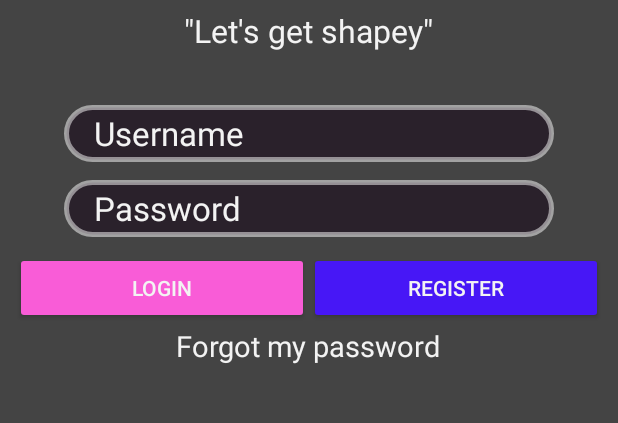
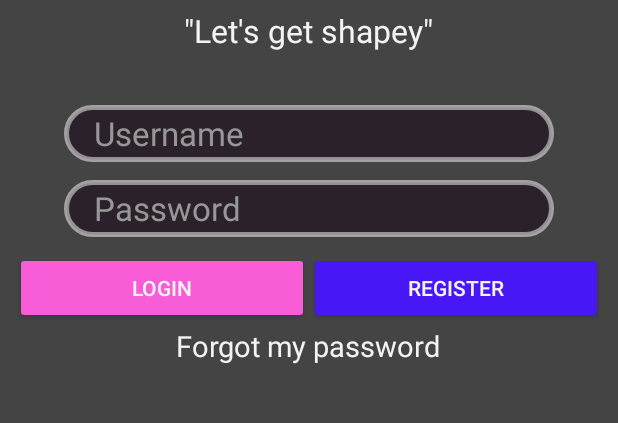
Before and after one commit to dinohossain/University, an Android app: the screen it shows after launch (WelcomeView), on a phone screen of 412 x 824 dp, the part 333-756 px from its top. Run offline under Robolectric (Android 15) with nearby library versions, the phone set to English and light mode, and no system bars.

Commit message:
fixed text edit

```diff
--- a/app/build.gradle
+++ b/app/build.gradle
@@ -22,7 +22,7 @@ dependencies {
     implementation fileTree(dir: 'libs', include: ['*.jar'])
     implementation 'com.android.support:appcompat-v7:28.0.0'
     implementation 'com.android.support.constraint:constraint-layout:1.1.3'
-    implementation 'com.android.support:cardview-v7:21.+'
+    implementation 'pl.droidsonroids.gif:android-gif-drawable:1.1.17'
     testImplementation 'junit:junit:4.12'
     androidTestImplementation 'com.android.support.test:runner:1.0.2'
     androidTestImplementation 'com.android.support.test.espresso:espresso-core:3.0.2'
--- a/app/src/main/res/layout/activity_welcome_view.xml
+++ b/app/src/main/res/layout/activity_welcome_view.xml
@@ -52,9 +52,10 @@
         android:ems="10"
         android:paddingLeft="20dp"
         android:hint="@string/username_hint"
-        android:textColorHint="@color/white"
+        android:textColorHint="@color/transparent_grey"
         android:textSize="28sp"
         android:inputType="text"
+        android:textColor="@color/white"
         android:textCursorDrawable="@drawable/color_cursor" />
 
     <EditText
@@ -68,10 +69,13 @@
         android:ems="10"
         android:paddingLeft="20dp"
         android:hint="@string/password_hint"
-        android:textColorHint="@color/white"
+        android:textColorHint="@color/transparent_grey"
         android:textSize="28sp"
+        android:textColor="@color/white"
         android:inputType="textPassword"
         android:textCursorDrawable="@drawable/color_cursor"/>
+
+
 
     <LinearLayout xmlns:android="http://schemas.android.com/apk/res/android"
         xmlns:tools="http://schemas.android.com/tools"
@@ -109,6 +113,7 @@
         android:layout_width="wrap_content"
         android:layout_height="wrap_content"
         android:layout_alignParentTop="true"
+        android:layout_alignParentBottom="true"
         android:layout_centerHorizontal="true"
         android:layout_marginTop="439dp"
         android:text="Forgot my password"
--- a/app/src/main/res/values/colors.xml
+++ b/app/src/main/res/values/colors.xml
@@ -7,5 +7,6 @@
     <color name="white">#f3f3f3</color>
     <color name="pink">#f95cd7</color>
     <color name="purple">#4717f6</color>
+    <color name="transparent_grey">#DDAAAAAA</color>
 
 </resources>
--- a/build.gradle
+++ b/build.gradle
@@ -5,6 +5,7 @@ buildscript {
     repositories {
         google()
         jcenter()
+        mavenCentral()
     }
     dependencies {
         classpath 'com.android.tools.build:gradle:3.2.1'
@@ -19,6 +20,7 @@ allprojects {
     repositories {
         google()
         jcenter()
+        mavenCentral()
     }
 }
 
```
Also changed, not shown: app/src/main/res/drawable/best.gif (added).
